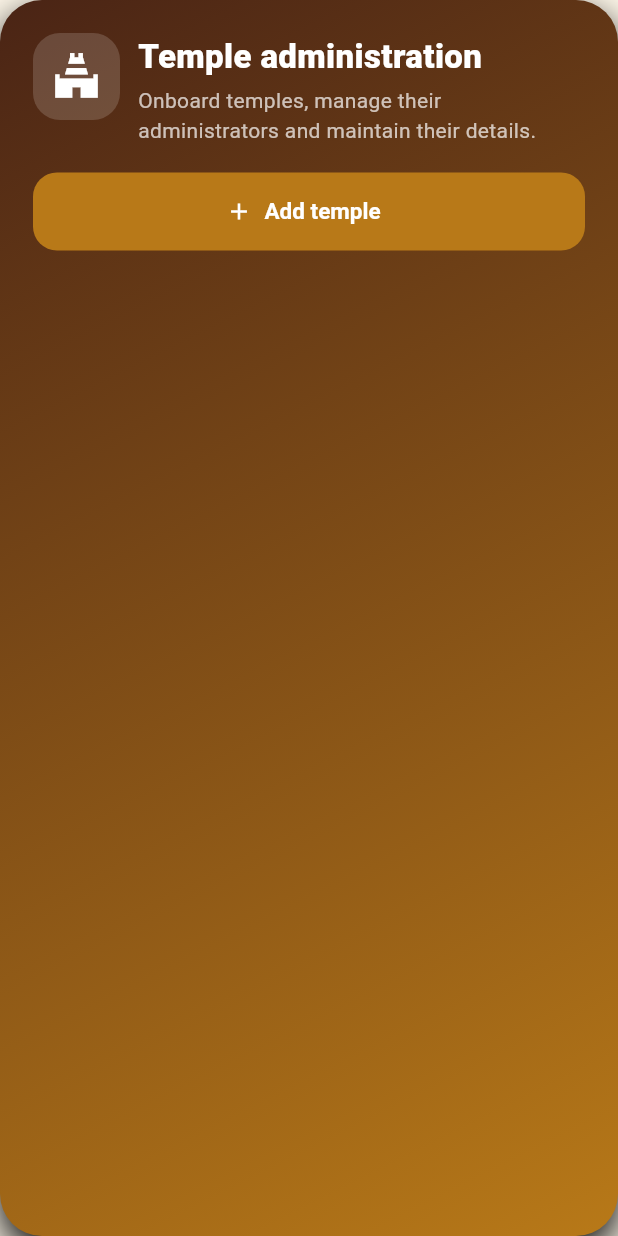
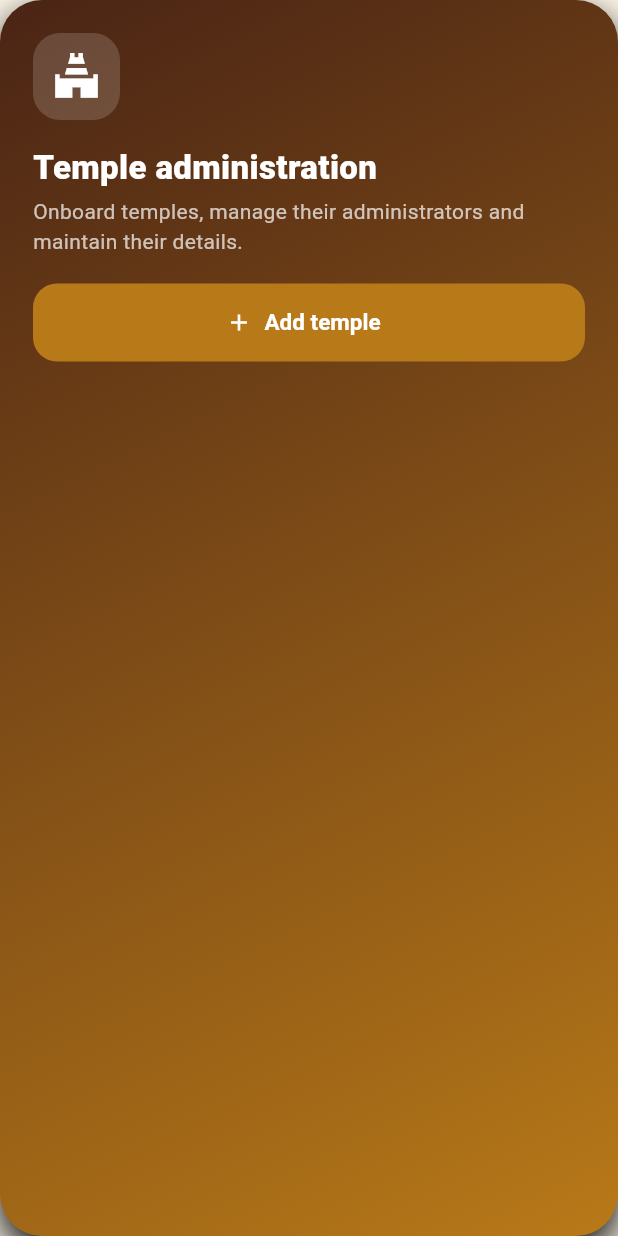
Before and after one commit to JainCommunityPlatform/jain-community-platform, a Flutter app: the _AdminHero widget shown alone on an empty page, opened directly with empty values, on a phone screen of 412 x 824 dp. Run offline on Flutter 3.47's test engine with Material 3 defaults, Android fonts, the phone set to English and light mode, and no system bars; our stand-ins replace file_picker, firebase_auth, firebase_core, go_router, google_sign_in, shared_preferences; accounts and stored records are empty; network calls fail.

Commit message:
fix(flutter): stack admin hero content on narrow screens

```diff
--- a/apps/flutter/lib/features/platform/presentation/platform_admin_page.dart
+++ b/apps/flutter/lib/features/platform/presentation/platform_admin_page.dart
@@ -362,17 +362,14 @@ class _AdminHero extends StatelessWidget {
         );
 
         if (compact) {
+          // Stack the icon, copy and action on phones. A side-by-side row
+          // leaves too little width for long translated temple headings.
           return Column(
-            crossAxisAlignment: CrossAxisAlignment.stretch,
+            crossAxisAlignment: CrossAxisAlignment.start,
             children: [
-              Row(
-                crossAxisAlignment: CrossAxisAlignment.start,
-                children: [
-                  icon,
-                  const SizedBox(width: 12),
-                  Expanded(child: heading),
-                ],
-              ),
+              icon,
+              const SizedBox(height: 16),
+              SizedBox(width: double.infinity, child: heading),
               const SizedBox(height: 18),
               Align(alignment: Alignment.centerLeft, child: addButton),
             ],
```
